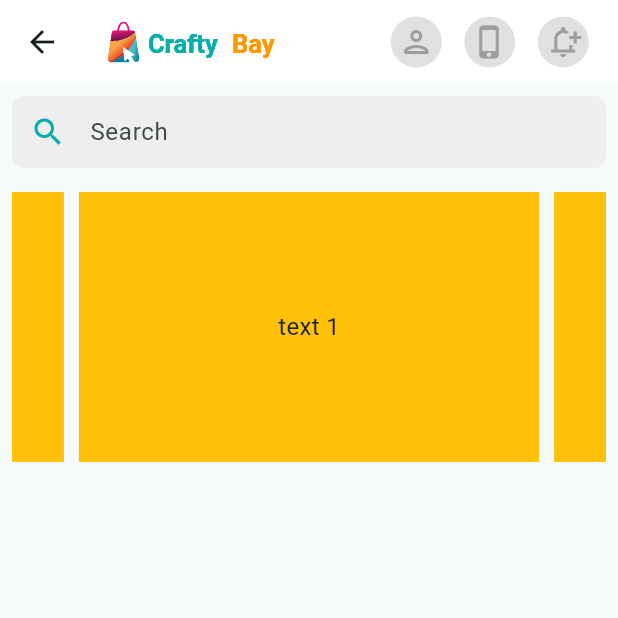
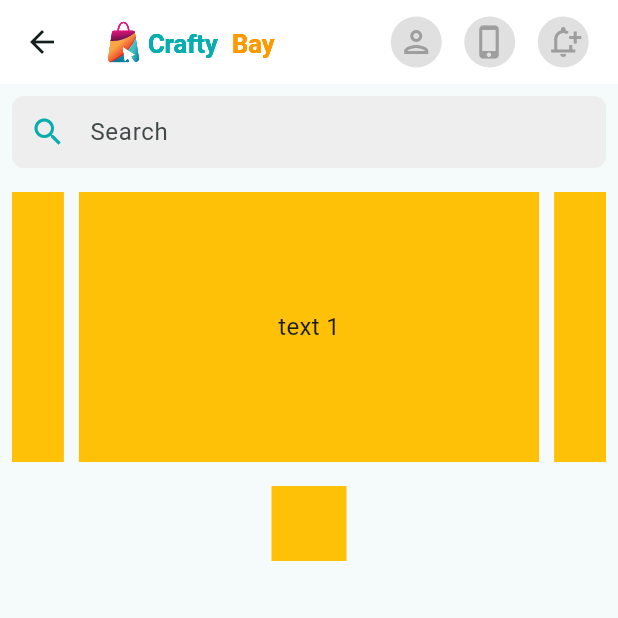
Before and after one commit to iArgho/crafty_bay_ecommerce_flutter, a Flutter app: the HomeScreen screen opened directly, on a phone screen of 412 x 824 dp, the top half of it. Run offline on Flutter 3.47's test engine with Material 3 defaults, Android fonts, the phone set to English and light mode, and no system bars; drawn by our look-alikes of carousel_slider; our stand-ins replace flutter_svg, get, pin_code_fields.

Commit message:
Minor Things added

```diff
--- a/lib/presentation/UI/screens/home_screen.dart
+++ b/lib/presentation/UI/screens/home_screen.dart
@@ -76,7 +76,16 @@ class _HomeScreenState extends State<HomeScreen> {
                 height: 16,
               ),
               const CarouselSliderWidget(),
-
+               const SizedBox(
+                height: 16,
+              ),
+              Container(
+                width: 50,
+                height: 50,
+                decoration: BoxDecoration(
+                  color: Colors.amber,
+                ),
+              ),
             ],
           ),
         ),
--- a/lib/presentation/UI/widget/carousel_slider_widget.dart
+++ b/lib/presentation/UI/widget/carousel_slider_widget.dart
@@ -6,10 +6,12 @@ class CarouselSliderWidget extends StatelessWidget {
 
   @override
   Widget build(BuildContext context) {
-    return Column(
-      children: [
-        CarouselSlider(
-          options: CarouselOptions(height: 180.0),
+    return CarouselSlider(
+      options: CarouselOptions(
+        height: 180.0,
+        autoPlay: true,
+        autoPlayInterval: const Duration(seconds: 3),
+      ),
       items: [1, 2, 3, 4, 5].map((i) {
         return Builder(
           builder: (BuildContext context) {
@@ -29,9 +31,6 @@ class CarouselSliderWidget extends StatelessWidget {
           },
         );
       }).toList(),
-        ),
-
-      ],
     );
   }
 }
```
Lines whose indentation alone changed are shown as unchanged.
